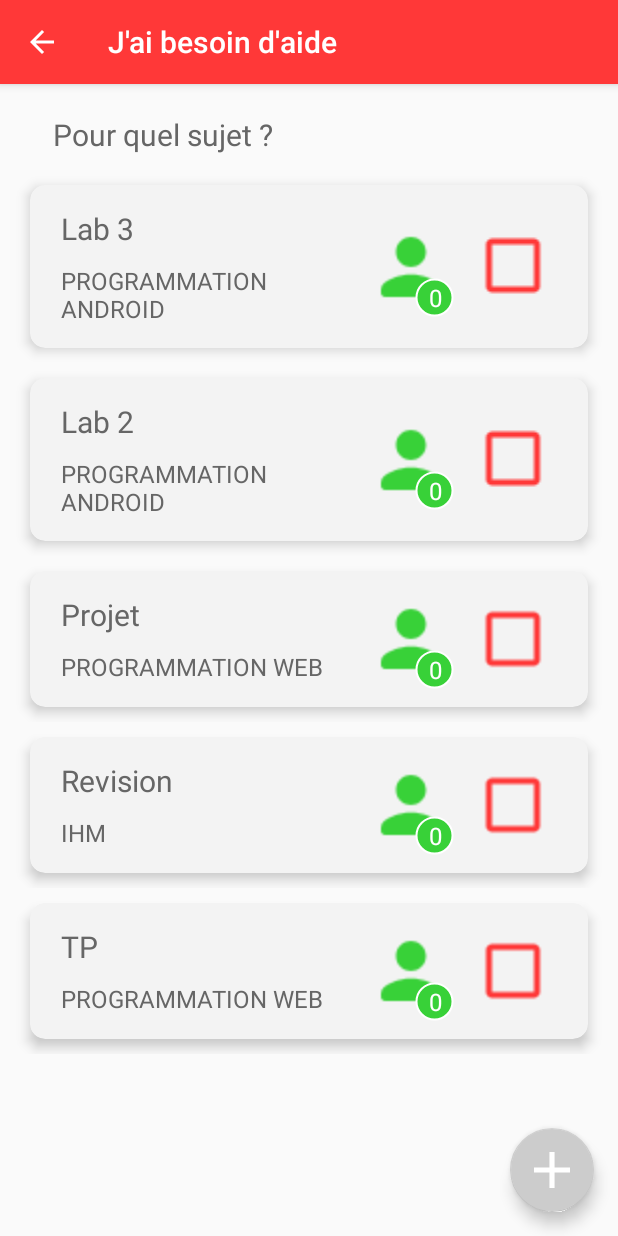
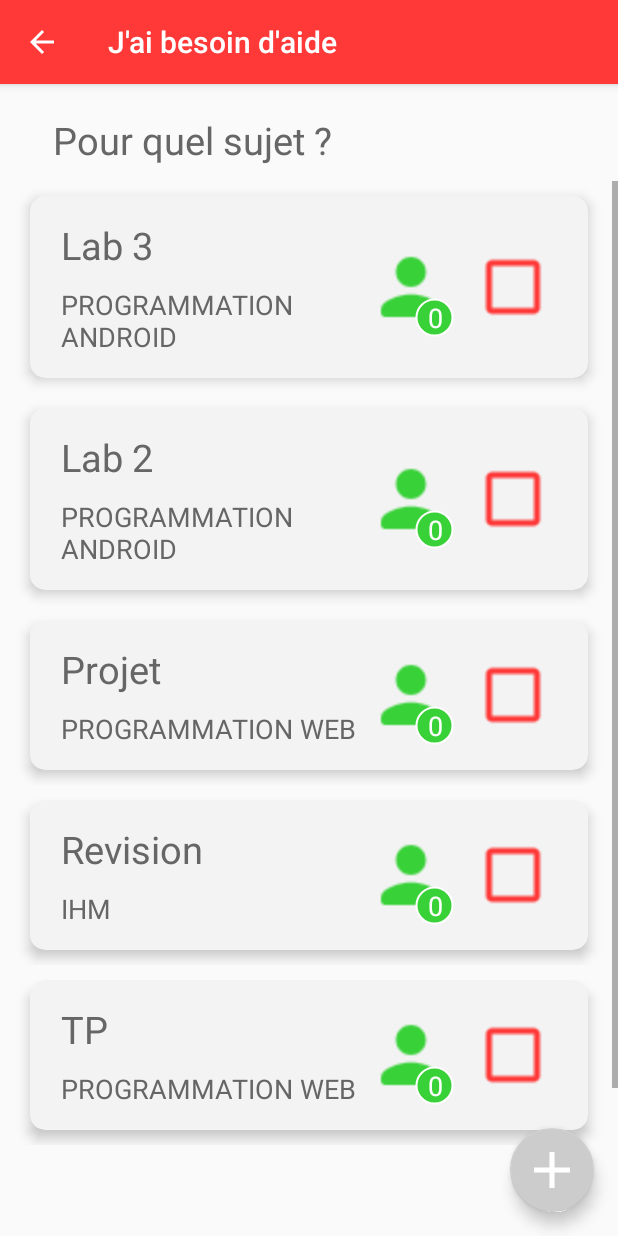
Before and after one commit to Samylms/helpy, an Android app: the TopicListNeedHelpActivity screen opened directly, with no data from a screen before it, on a phone screen of 412 x 824 dp. Run offline under Robolectric (Android 15) with nearby library versions, the light colour scheme and no system bars; libraries missing offline, so code that uses them is left out: com.koushikdutta.ion; pictures from the network do not load; 2 statements that could not run were skipped.

Commit message:
ajout string, dimensions, rename AddSubject et TopicList en Java et Xml

```diff
--- a/app/src/main/AndroidManifest.xml
+++ b/app/src/main/AndroidManifest.xml
@@ -11,14 +11,14 @@
         android:roundIcon="@mipmap/ic_launcher_round"
         android:supportsRtl="true"
         android:theme="@style/AppTheme">
-        <activity android:name=".AddTopicActivity"
+        <activity android:name=".Need_Help.AddSubjectNeedHelpActivity"
             android:label="@string/title_add_new_subject"
-            android:theme="@style/Theme.AppCompat.Dialog"/>
+            android:theme="@style/Theme.AppCompat.Light.Dialog"/>
         <activity
             android:name=".authentication.SignInActivity"
             android:theme="@style/AppTheme.NoActionBar" />
         <activity
-            android:name=".NeedHelpTopicListActivity"
+            android:name=".Need_Help.TopicListNeedHelpActivity"
             android:label="@string/title_activity_need_help_topic_list"
             android:theme="@style/AppTheme.NoActionBar" />
         <activity android:name=".Contact_Activity.Contact_Activity" />
--- a/app/src/main/java/ij/personal/helpy/MainActivityTest.java
+++ b/app/src/main/java/ij/personal/helpy/MainActivityTest.java
@@ -5,6 +5,8 @@ import android.os.Bundle;
 import android.support.v7.app.AppCompatActivity;
 import android.view.View;
 import android.widget.Button;
+
+import ij.personal.helpy.Need_Help.TopicListNeedHelpActivity;
 
 public class MainActivityTest extends AppCompatActivity {
 
@@ -17,7 +19,7 @@ public class MainActivityTest extends AppCompatActivity {
         btnNeedHelp.setOnClickListener(new View.OnClickListener() {
             @Override
             public void onClick(View v) {
-                Intent myIntent = new Intent(getApplicationContext(), NeedHelpTopicListActivity.class);
+                Intent myIntent = new Intent(getApplicationContext(), TopicListNeedHelpActivity.class);
                 startActivityForResult(myIntent, 0);
             }
         });
--- a/app/src/main/java/ij/personal/helpy/NeedHelpTopicListActivity.java
+++ b/app/src/main/java/ij/personal/helpy/Need_Help/TopicListNeedHelpActivity.java
@@ -1,4 +1,4 @@
-package ij.personal.helpy;
+package ij.personal.helpy.Need_Help;
 
 import android.content.Intent;
 import android.os.Bundle;
@@ -15,8 +15,10 @@ import java.util.List;
 
 import ij.personal.helpy.Models.Class;
 import ij.personal.helpy.Models.Topic;
+import ij.personal.helpy.R;
+import ij.personal.helpy.TopicAdapter;
 
-public class NeedHelpTopicListActivity extends AppCompatActivity {
+public class TopicListNeedHelpActivity extends AppCompatActivity {
 
     private RecyclerView topicRecyclerView;
     private RecyclerView.Adapter topicAdapter;
@@ -28,7 +30,7 @@ public class NeedHelpTopicListActivity extends AppCompatActivity {
     @Override
     protected void onCreate(Bundle savedInstanceState) {
         super.onCreate(savedInstanceState);
-        setContentView(R.layout.activity_need_help_topic_list);
+        setContentView(R.layout.activity_topic_list_need_help);
         Toolbar toolbar = findViewById(R.id.toolbar);
         setSupportActionBar(toolbar);
 
@@ -38,7 +40,7 @@ public class NeedHelpTopicListActivity extends AppCompatActivity {
             public void onClick(View view) {
                 Snackbar.make(view, "Replace with your own action", Snackbar.LENGTH_LONG)
                         .setAction("Action", null).show();
-                Intent intent = new Intent(getApplicationContext(), AddTopicActivity.class);
+                Intent intent = new Intent(getApplicationContext(), AddSubjectNeedHelpActivity.class);
                 startActivity(intent);
             }
         });
--- a/app/src/main/res/layout/activity_need_help_topic_list.xml
+++ b/app/src/main/res/layout/activity_topic_list_need_help.xml
@@ -22,7 +22,7 @@
 
     </android.support.design.widget.AppBarLayout>
 
-    <include layout="@layout/content_need_help_topic_list" />
+    <include layout="@layout/content_topic_list_need_help" />
 
     <android.support.design.widget.FloatingActionButton
         android:id="@+id/fab_add_subject"
--- a/app/src/main/res/layout/content_need_help_topic_list.xml
+++ b/app/src/main/res/layout/content_topic_list_need_help.xml
@@ -8,7 +8,7 @@
     android:orientation="vertical"
     app:layout_behavior="@string/appbar_scrolling_view_behavior"
     tools:mContext=".NeedHelpTopicListActivity"
-    tools:showIn="@layout/activity_need_help_topic_list" >
+    tools:showIn="@layout/activity_topic_list_need_help" >
 
     <!--Contenu de l'écran-->
     <TextView
--- a/app/src/main/res/values/dimens.xml
+++ b/app/src/main/res/values/dimens.xml
@@ -1,7 +1,9 @@
 <resources>
 
-    <dimen name="text_size">20sp</dimen>
-    <dimen name="small_text_size">16sp</dimen>
+    <dimen name="text_size">25sp</dimen>
+    <dimen name="small_text_size">18sp</dimen>
 
     <dimen name="fab_margin">16dp</dimen>
+    <dimen name="small_margin">5dp</dimen>
+    <dimen name="small_medium_margin">10dp</dimen>
 </resources>
```
Also changed, not shown: app/src/main/java/ij/personal/helpy/Need_Help/AddSubjectNeedHelpActivity.java (renamed from app/src/main/java/ij/personal/helpy/AddTopicActivity.java, +5 -3 lines), app/src/main/res/layout/activity_add_subject.xml (deleted, +0 -13 lines), app/src/main/res/layout/activity_add_subject_need_help.xml (added, +64 -0 lines), app/src/main/res/values/strings.xml (+7 -2 lines), 2 other files.
